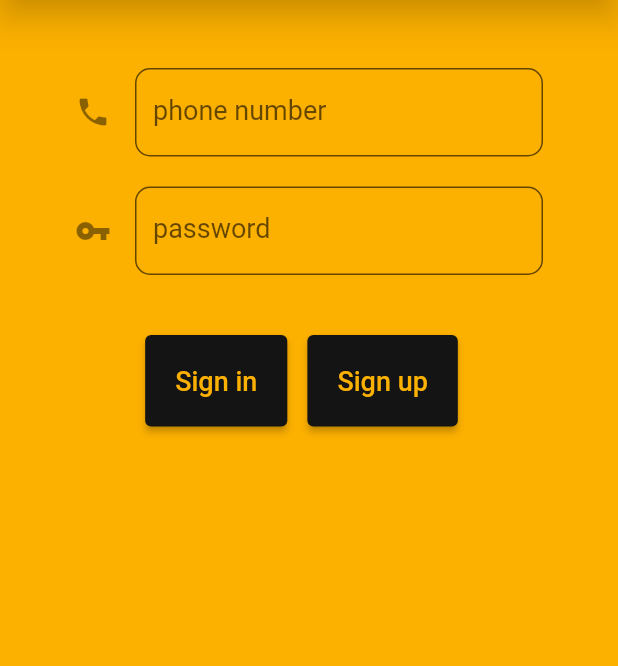
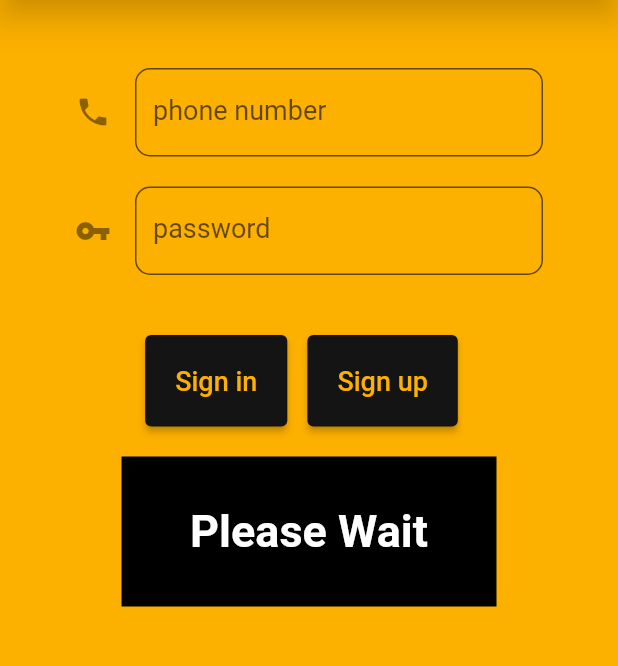
Before and after one commit to seyed-mostafa/customer_app, a Flutter app: the screen it shows after launch, scrolled down 56 dp, after a tap on "Sign in", on a phone screen of 412 x 824 dp, the part 97-763 px from its top. Run offline on Flutter 3.47's test engine with Material 2 defaults, Android fonts, the light colour scheme and no system bars; drawn by our look-alikes of animated_text_kit; our stand-ins replace flutter_rating_bar, font_awesome_flutter, google_maps_flutter, syncfusion_flutter_charts; accounts and stored records are empty.

Commit message:
animationWait added.

```diff
--- a/lib/Pages/EnteringPage.dart
+++ b/lib/Pages/EnteringPage.dart
@@ -1,4 +1,5 @@
 import 'dart:io';
+import 'package:animated_text_kit/animated_text_kit.dart';
 import 'package:customer_app/Objects/Food.dart';
 import 'package:customer_app/Objects/Location.dart';
 import 'package:customer_app/Objects/Restaurant.dart';
@@ -30,6 +31,8 @@ class _EnteringPageState extends State<EnteringPage> {
 
   Socket _Socket;
 
+  bool showWait = false;
+
   //input Variable
   String inputPhoneNumberEnter = '', inputPasswordEnter = '';
 
@@ -41,6 +44,22 @@ class _EnteringPageState extends State<EnteringPage> {
 
   //for hide entering password
   bool hidden = true;
+
+  Widget animationWait() {
+    return SizedBox(
+      width: 250.0,
+      child: TextLiquidFill(
+        text: 'Please Wait',
+        waveColor: Colors.white,
+        boxBackgroundColor: Colors.black,
+        textStyle: TextStyle(
+          fontSize: 30,
+          fontWeight: FontWeight.bold,
+        ),
+        boxHeight: 100,
+      ),
+    );
+  }
 
   @override
   Widget build(BuildContext context) {
@@ -138,6 +157,10 @@ class _EnteringPageState extends State<EnteringPage> {
                           primary: theme.black,
                           padding: EdgeInsets.all(20)),
                       onPressed: () async {
+                        setState(() {
+                          showWait = true;
+                          flag = true;
+                        });
                         print(inputPhoneNumberEnter);
                         print(inputPasswordEnter);
                         _sendMessage();
@@ -149,7 +172,7 @@ class _EnteringPageState extends State<EnteringPage> {
                                 builder: (context) => Nav(),
                               ));
                         }
-                          setState(() {flag = false;});
+                          setState(() {flag = false; showWait = false;});
                       },
                       child: Text(
                         "Sign in",
@@ -177,6 +200,8 @@ class _EnteringPageState extends State<EnteringPage> {
                     )
                   ],
                 ),
+                SizedBox(height: 20,),
+                if(showWait) animationWait(),
               ],
             ),
           ),
--- a/lib/Pages/RegisteringPage.dart
+++ b/lib/Pages/RegisteringPage.dart
@@ -57,10 +57,12 @@ class _RegisteringPageState extends State<RegisteringPage> {
   }
 
   void _sendMessage() async { //format: Registering::firstName::lastName::phoneNumber::password::address(String)::longitude::latitude
+    print("Connected to Server in Registering");
     await SocketConnect.socket.then((value) {
+      value.writeln("Customer");
       value.writeln("Registering::" + _inputFirstName + "::" + _inputLastName
         + "::" + _inputPhoneNumber + "::" + _inputPassword + "::"
-        + _inputAddress + "::" + _inputLongitude + "::" + _inputLatitude);
+        + _inputAddress + "::" + widget.latLng.longitude.toString() + "::" + widget.latLng.latitude.toString());
     });
   }
 
--- a/pubspec.yaml
+++ b/pubspec.yaml
@@ -29,6 +29,7 @@ dependencies:
   syncfusion_flutter_charts: ^19.1.64
   font_awesome_flutter: ^9.0.0
   flutter_rating_bar: ^4.0.0
+  animated_text_kit: ^4.2.1
 
 
   # The following adds the Cupertino Icons font to your application.
```
Also changed, not shown: pubspec.lock.
